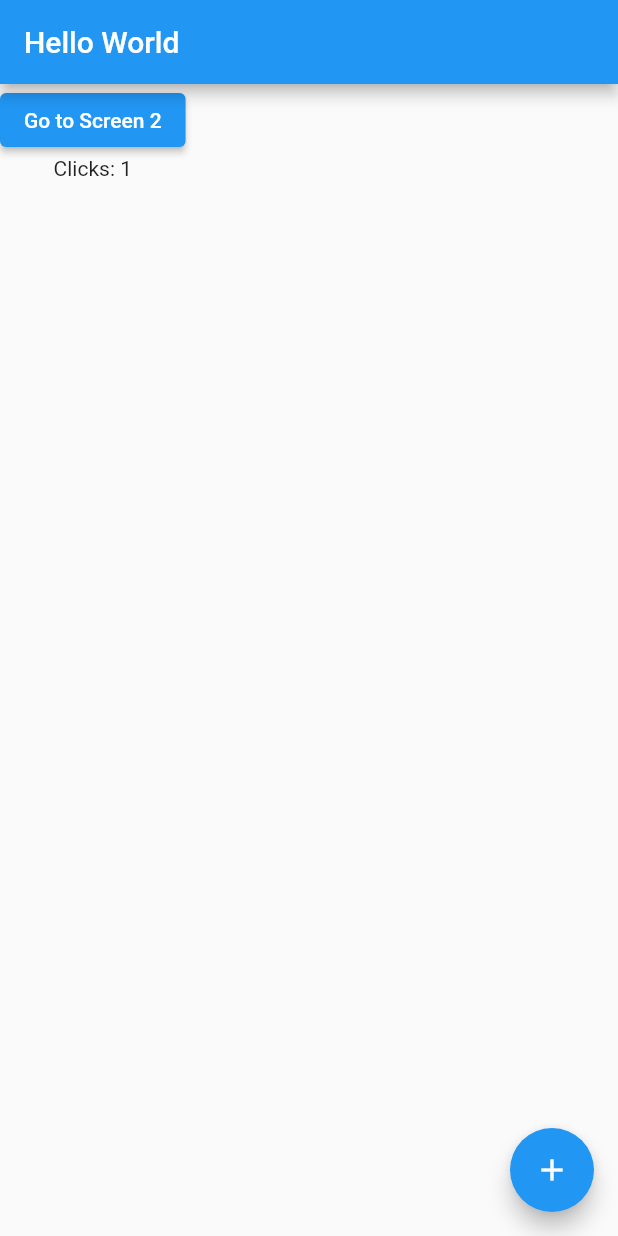
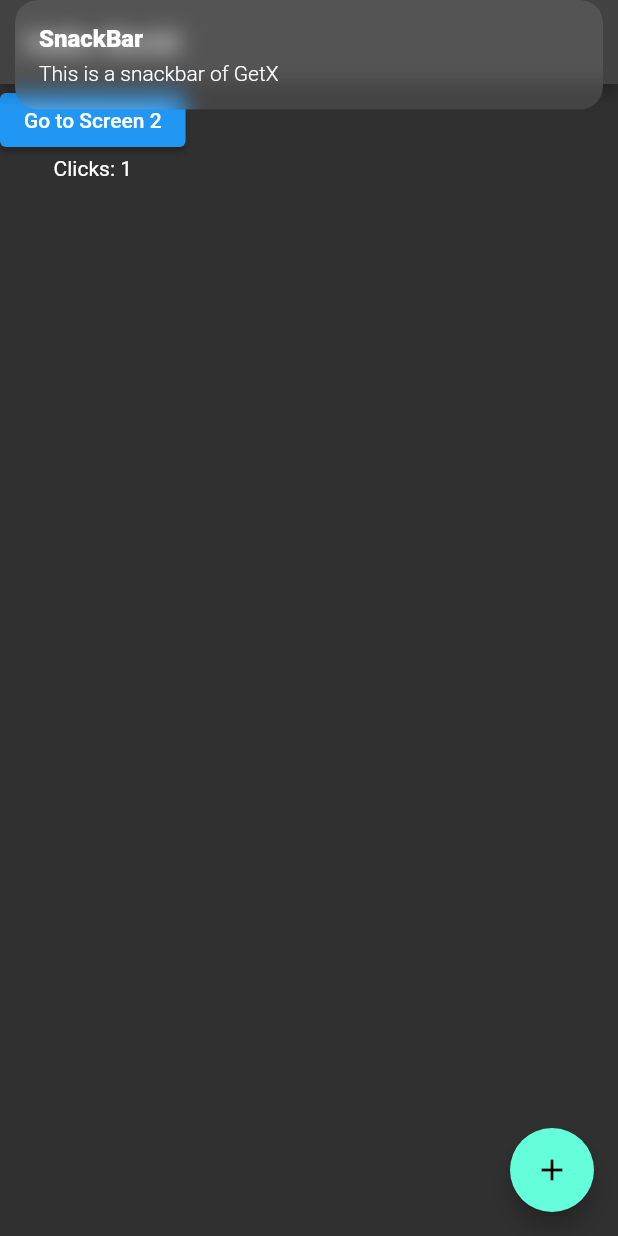
Before and after one commit to h2waiyan/getx, a Flutter app: the screen it shows after launch, after a tap on the "add" icon, on a phone screen of 412 x 824 dp. Run offline on Flutter 3.47's test engine with Material 2 defaults, Android fonts, the phone set to English and light mode, and no system bars; our stand-ins replace get.

Commit message:
before delete on comp

```diff
--- a/lib/main.dart
+++ b/lib/main.dart
@@ -15,9 +15,7 @@ class MyApp extends StatelessWidget {
   Widget build(BuildContext context) {
     return GetMaterialApp(
       title: 'Flutter Demo',
-      theme: ThemeData(
-        primarySwatch: Colors.blue,
-      ),
+      theme: ThemeData.dark(),
       home: const MyHomePage(),
     );
   }
@@ -43,12 +41,15 @@ class _MyHomePageState extends State<MyHomePage> {
           ElevatedButton(
               onPressed: () => Get.to(const Screen2()),
               child: const Text("Go to Screen 2")),
-          Obx(() => Text("Clicks: ${c.count}")),
+          Obx(() {
+            return Text("Clicks: ${c.count}");
+          }),
         ],
       ),
       floatingActionButton: FloatingActionButton(
         child: const Icon(Icons.add),
         onPressed: () {
+          Get.snackbar("SnackBar", "This is a snackbar of GetX");
           c.increment();
         },
       ),
```
